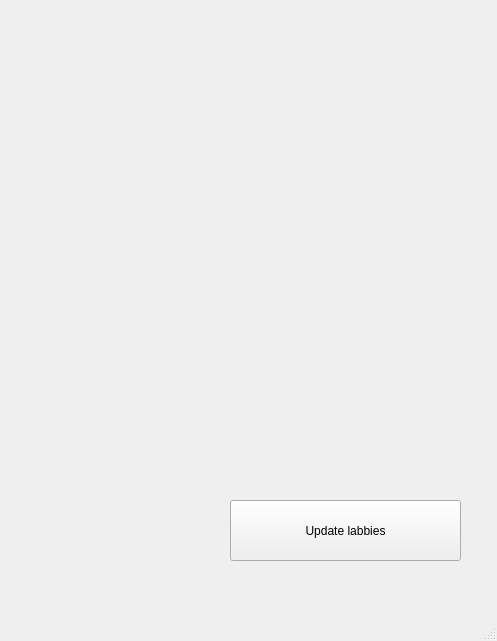
Before: the Qt Designer form mainwindow.ui in ArseniLuchinin/XO_3_olny, drawn with Qt 5.
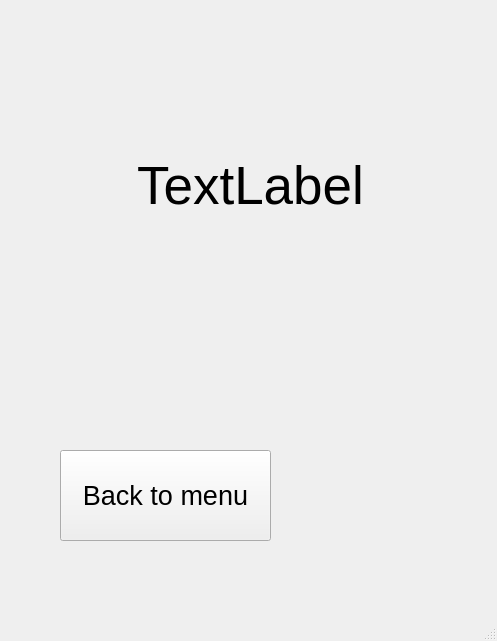
After: the same form once the commit is applied. The open tabs and pages were chosen to show the change. Custom widgets are drawn as their Qt base class.

What changed in the file:
```diff
--- a/mainwindow.ui
+++ b/mainwindow.ui
@@ -285,6 +285,47 @@
       <layout class="QVBoxLayout" name="verticalLayout_2"/>
      </widget>
     </widget>
+    <widget class="QWidget" name="page_3">
+     <widget class="QPushButton" name="pushButton_12">
+      <property name="geometry">
+       <rect>
+        <x>60</x>
+        <y>450</y>
+        <width>211</width>
+        <height>91</height>
+       </rect>
+      </property>
+      <property name="font">
+       <font>
+        <pointsize>20</pointsize>
+       </font>
+      </property>
+      <property name="text">
+       <string>Back to menu</string>
+      </property>
+     </widget>
+     <widget class="QLabel" name="label_2">
+      <property name="geometry">
+       <rect>
+        <x>30</x>
+        <y>110</y>
+        <width>441</width>
+        <height>151</height>
+       </rect>
+      </property>
+      <property name="font">
+       <font>
+        <pointsize>40</pointsize>
+       </font>
+      </property>
+      <property name="text">
+       <string>TextLabel</string>
+      </property>
+      <property name="alignment">
+       <set>Qt::AlignCenter</set>
+      </property>
+     </widget>
+    </widget>
    </widget>
   </widget>
   <widget class="QMenuBar" name="menubar">
```
Left out of the diff: 18 changed lines with no effect on the pictures.
